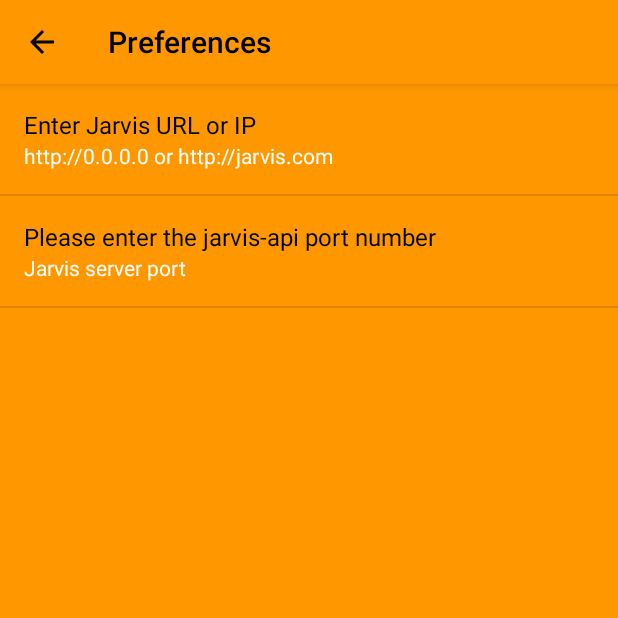
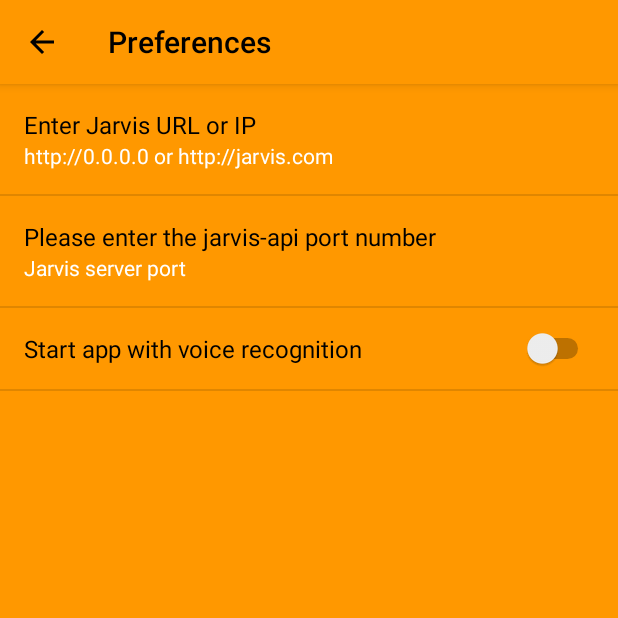
Before and after one commit to Oliv4945/jarvis-android-app, an Android app: the screen it shows after launch (MyPreferencesActivity), on a phone screen of 412 x 824 dp, the top half of it. Run offline under Robolectric (Android 15) with nearby library versions, the phone set to English and light mode, and no system bars; our stand-ins replace Volley; 1 statement that could not run was skipped.

Commit message:
Add preference to have voice recognition intent at startup

```diff
--- a/app/src/main/java/net/iopush/jarvis/MainActivity.java
+++ b/app/src/main/java/net/iopush/jarvis/MainActivity.java
@@ -53,14 +53,12 @@ public class MainActivity extends AppCompatActivity {
 
     private String serverUrl;
     private String serverPort;
+    private Boolean sttAtStart;
 
     @Override
     protected void onCreate(Bundle savedInstanceState) {
         super.onCreate(savedInstanceState);
         setContentView(R.layout.activity_main);
-
-        // Get microphone button
-        btnSpeak = (FloatingActionButton) findViewById(R.id.btnSpeak);
 
         // Setup progressbar
         pBarWaitingJArvis = (ProgressBar) findViewById(R.id.pBarWaitingJArvis);
@@ -71,6 +69,8 @@ public class MainActivity extends AppCompatActivity {
         jarvisConversationList.add(new ConversationObject("", getString(R.string.tap_on_mic)));
         recyclerViewConversation.setAdapter(new ConversationAdapter(jarvisConversationList));
 
+        // Setup microphone button
+        btnSpeak = (FloatingActionButton) findViewById(R.id.btnSpeak);
         btnSpeak.setOnClickListener(new View.OnClickListener() {
 
             @Override
@@ -96,9 +96,14 @@ public class MainActivity extends AppCompatActivity {
         SharedPreferences SP = PreferenceManager.getDefaultSharedPreferences(getBaseContext());
         serverUrl = SP.getString("serverUrl", "NA");
         serverPort = SP.getString("serverPort", "NA");
+        sttAtStart = SP.getBoolean("sttAtStart", false);
         if (serverUrl == "NA") {
             Intent i = new Intent(this, MyPreferencesActivity.class);
             startActivity(i);
+        } else {
+            if (sttAtStart == true) {
+                promptSpeechInput();
+            }
         }
     }
 
--- a/app/src/main/res/values/strings.xml
+++ b/app/src/main/res/values/strings.xml
@@ -8,5 +8,6 @@
     <string name="pref_serverUrl_summary">http://0.0.0.0 or http://jarvis.com</string>
     <string name="pref_serverPort_title">Please enter the jarvis-api port number</string>
     <string name="pref_serverPort_summary">Jarvis server port</string>
+    <string name="pref_sttAtStart">Start app with voice recognition</string>
     <string name="volleyError">Error, try again</string>
 </resources>
--- a/app/src/main/res/xml/preferences.xml
+++ b/app/src/main/res/xml/preferences.xml
@@ -14,4 +14,8 @@
         android:singleLine="true"
         android:summary="@string/pref_serverPort_summary"
         android:title="@string/pref_serverPort_title" />
+    <SwitchPreference
+        android:defaultValue="false"
+        android:key="sttAtStart"
+        android:title="@string/pref_sttAtStart" />
 </PreferenceScreen>
```
Also changed, not shown: 1 other file.
